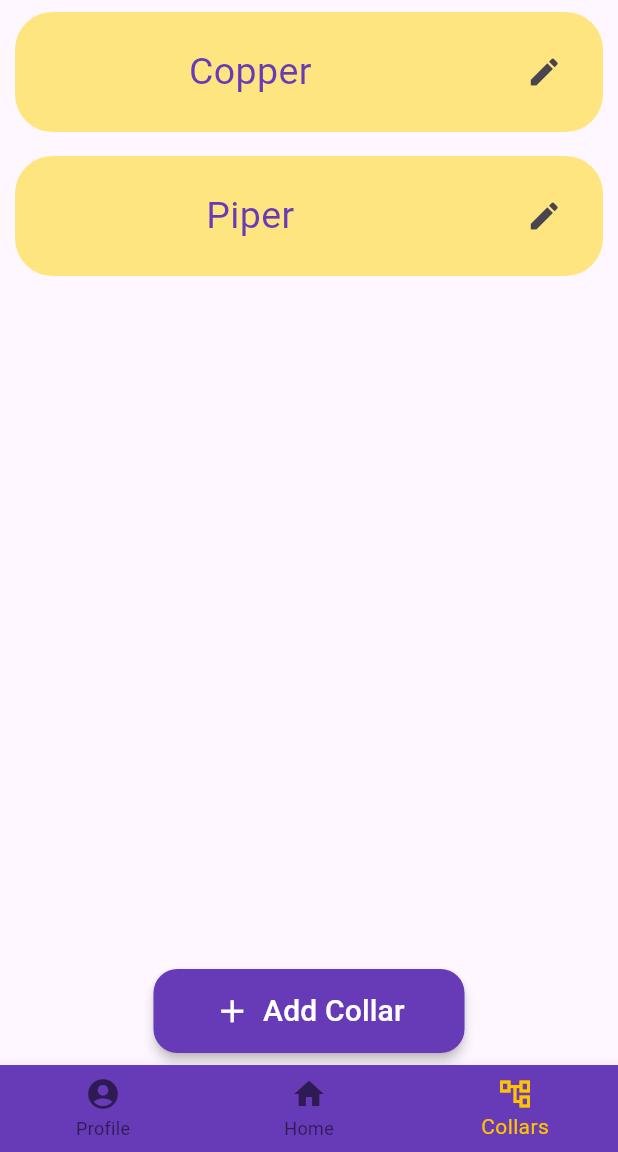
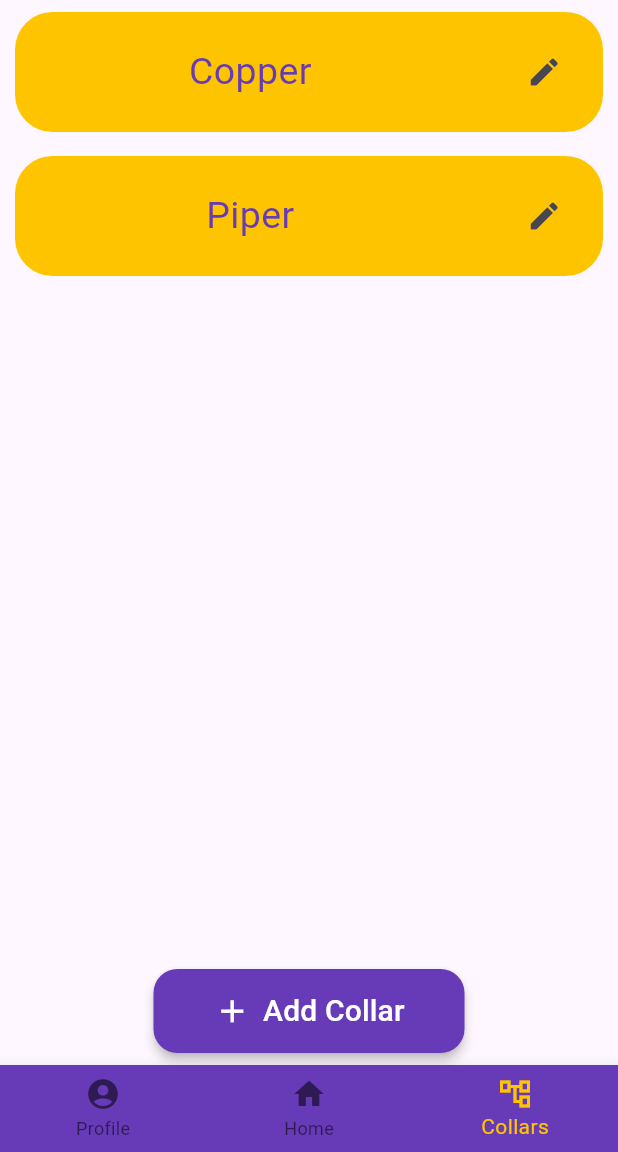
Before and after one commit to tallonch/Dog-Collar-Project, a Flutter app: the screen it shows after launch, item 3 of the bottom bar chosen, on a phone screen of 412 x 824 dp, the part 84-1236 px from its top. Run offline on Flutter 3.47's test engine with Material 3 defaults, Android fonts, the phone set to English and light mode, and no system bars; our stand-ins replace google_maps_flutter; missing offline and left inert: flutter_settings_screen_ex.

Commit message:
Changed button color to match other parts of UI

```diff
--- a/lib/templates/collar_list_item.dart
+++ b/lib/templates/collar_list_item.dart
@@ -15,7 +15,7 @@ class CollarListitem extends StatelessWidget {
       Container(
         height: 80,
         decoration: BoxDecoration(
-          color: Colors.amberAccent[100],
+          color: Colors.amberAccent[400],
           borderRadius: BorderRadius.circular(25.0),
         ),
         child: Row(
```
